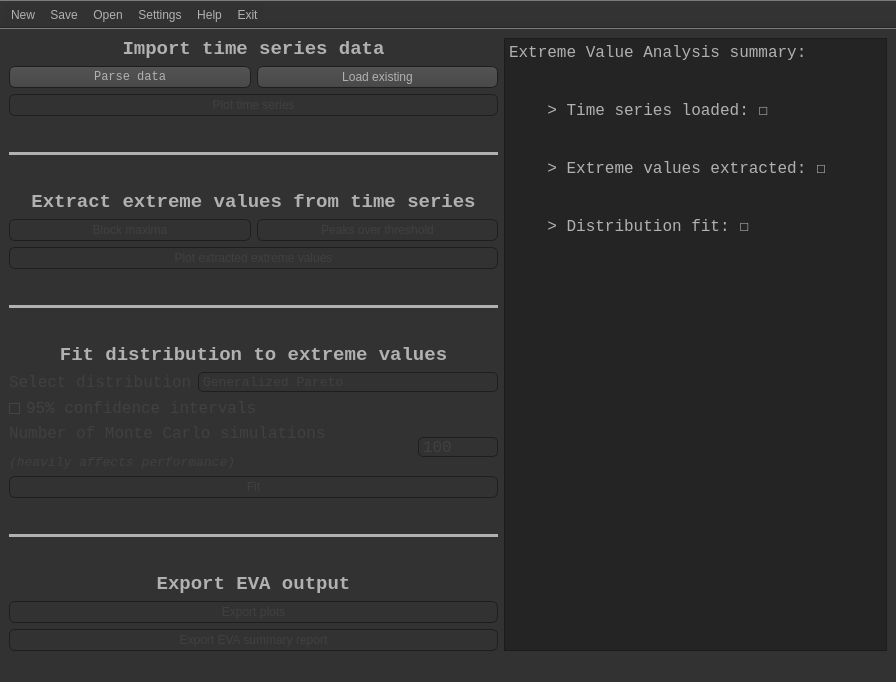
First picture: the form in QtGUI/MainWindow.ui, repository georgebv/PyEVA, before the edit.
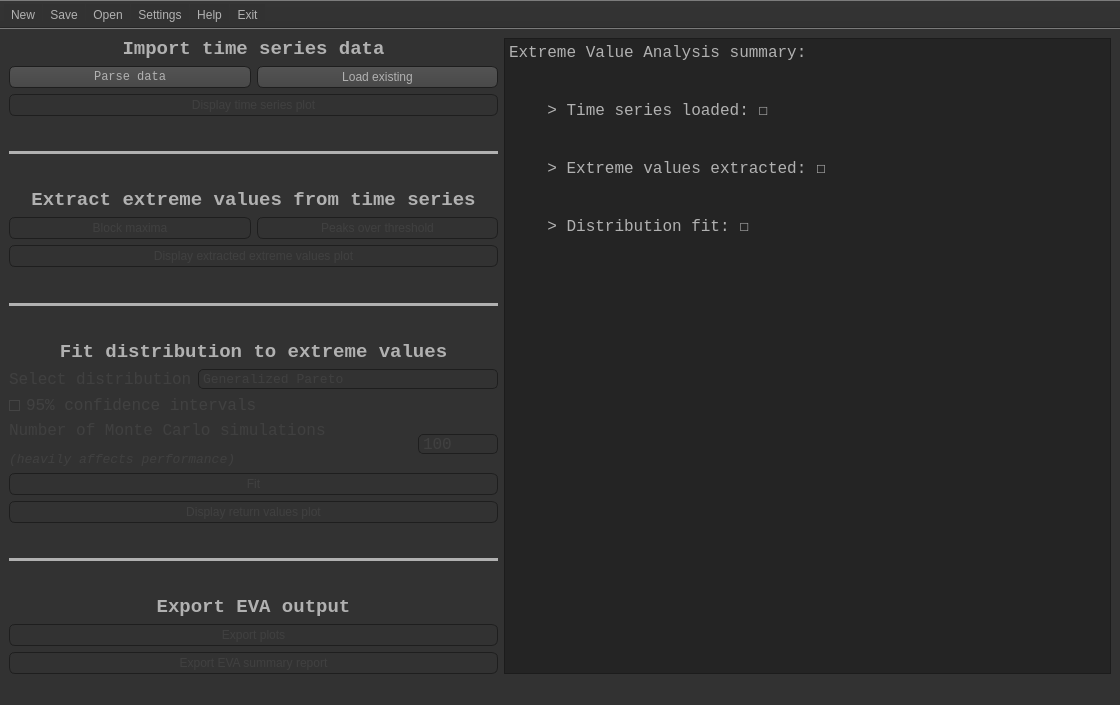
Second picture: the form after the edit. Icons and pictures are not drawn.

Commit message:
window size
variables renamed, methods outline,

```diff
--- a/QtGUI/MainWindow.ui
+++ b/QtGUI/MainWindow.ui
@@ -6,8 +6,8 @@
    <rect>
     <x>0</x>
     <y>0</y>
-    <width>896</width>
-    <height>682</height>
+    <width>1120</width>
+    <height>705</height>
    </rect>
   </property>
   <property name="sizePolicy">
@@ -578,7 +578,7 @@
              <bool>false</bool>
             </property>
             <property name="text">
-             <string>Plot time series</string>
+             <string>Display time series plot</string>
             </property>
            </widget>
           </item>
@@ -679,7 +679,7 @@
              <bool>false</bool>
             </property>
             <property name="text">
-             <string>Plot extracted extreme values</string>
+             <string>Display extracted extreme values plot</string>
             </property>
            </widget>
           </item>
@@ -923,6 +923,16 @@
             </property>
            </widget>
           </item>
+          <item>
+           <widget class="QPushButton" name="pushButton_10">
+            <property name="enabled">
+             <bool>false</bool>
+            </property>
+            <property name="text">
+             <string>Display return values plot</string>
+            </property>
+           </widget>
+          </item>
          </layout>
         </item>
         <item>
@@ -1025,6 +1035,12 @@
         <property name="enabled">
          <bool>true</bool>
         </property>
+        <property name="minimumSize">
+         <size>
+          <width>500</width>
+          <height>0</height>
+         </size>
+        </property>
         <property name="font">
          <font>
           <family>Lucida Console</family>
```
The commit also changes 3 other files.
